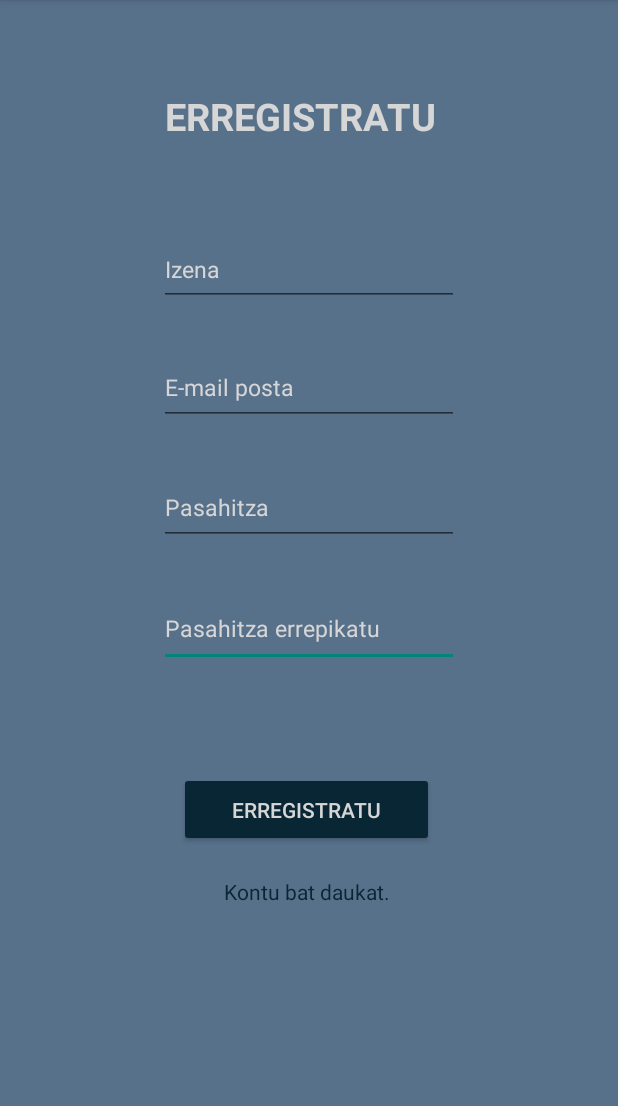
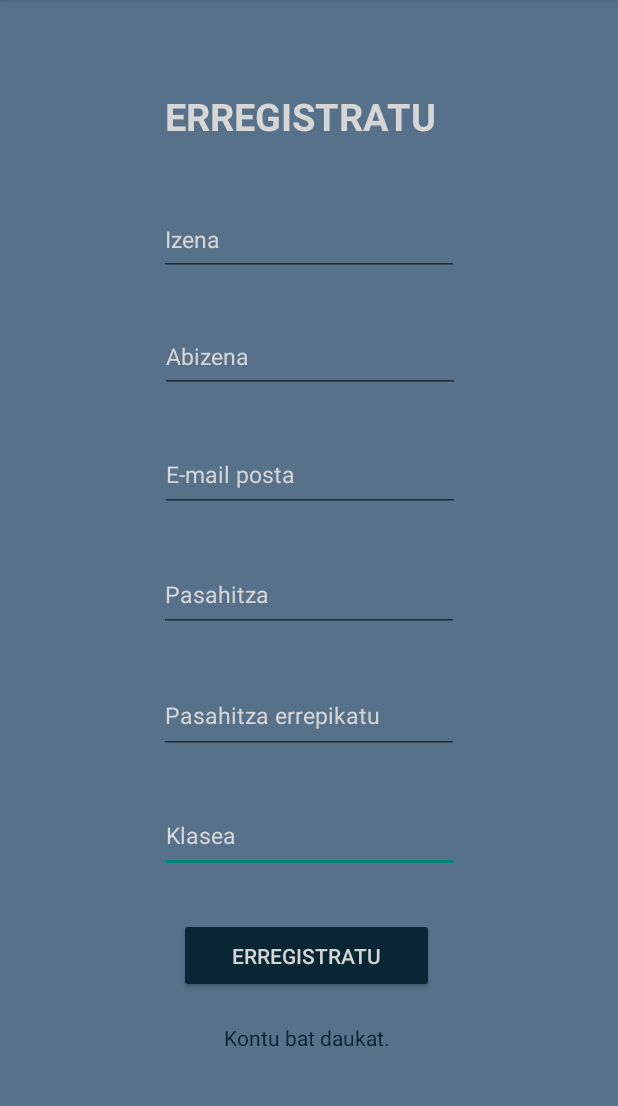
Before and after one commit to Hodei15/DidaktikAPP_Bermeo_T5, an Android app: the Erregistratu_Activity screen opened directly, with no data from a screen before it, on a phone screen of 412 x 824 dp, the part 84-1190 px from its top. Run offline under Robolectric (Android 15) with nearby library versions, the phone set to English and light mode, and no system bars; our stand-ins replace Firebase (no records; nobody signed in at launch, a user with empty details on screens opened directly).

Commit message:
Erregistro activity arreglado, jolasa fragment 5 y metodos creados

```diff
--- a/app/src/main/java/com/example/didaktikapp/Activity/Erregistratu_Activity.java
+++ b/app/src/main/java/com/example/didaktikapp/Activity/Erregistratu_Activity.java
@@ -13,6 +13,7 @@ import android.widget.EditText;
 import android.widget.TextView;
 import android.widget.Toast;
 
+import com.example.didaktikapp.Database.Erabiltzaile;
 import com.example.didaktikapp.R;
 import com.google.firebase.auth.AuthResult;
 import com.google.firebase.auth.FirebaseAuth;
@@ -22,16 +23,21 @@ import android.util.Log;
 import com.google.android.gms.tasks.OnCompleteListener;
 import com.google.android.gms.tasks.Task;
 import com.google.firebase.auth.FirebaseUser;
+import com.google.firebase.firestore.FirebaseFirestore;
 
 public class Erregistratu_Activity extends AppCompatActivity {
 
     private FirebaseAuth mAuth;
+    private
+    FirebaseFirestore db = FirebaseFirestore.getInstance();
     private EditText txt_erregistro_erabiltzaile;
     private EditText txt_erregistro_mail;
     private EditText txt_erregistro_pass;
     private EditText txt_erregistro_pass_ber;
     private Button btn_erregistratu;
     private TextView lbl_login_nav;
+    private  TextView txt_klasea;
+    private  TextView txt_abizen;
 
     //SharedPreferences
     SharedPreferences sharedpreferences;
@@ -56,6 +62,9 @@ public class Erregistratu_Activity extends AppCompatActivity {
         txt_erregistro_mail = findViewById(R.id.txt_erregistro_mail);
         txt_erregistro_pass = findViewById(R.id.txt_erregistro_pass);
         txt_erregistro_pass_ber = findViewById(R.id.txt_erregistro_pass_ber);
+        txt_klasea = findViewById(R.id.txt_klasea);
+        txt_abizen = findViewById(R.id.txt_abizen);
+
 
         //Botoiak
         btn_erregistratu = findViewById(R.id.btn_erregistratu);
@@ -95,6 +104,14 @@ public class Erregistratu_Activity extends AppCompatActivity {
                         if (task.isSuccessful()) {
                             FirebaseUser user = mAuth.getCurrentUser();
 
+                            Erabiltzaile erabiltzaile_objetu = new Erabiltzaile();
+                            erabiltzaile_objetu.setNombre(txt_erregistro_erabiltzaile.getText().toString());
+                            erabiltzaile_objetu.setApellido(txt_abizen.getText().toString());
+                            erabiltzaile_objetu.setEmail(txt_erregistro_mail.getText().toString());
+                            erabiltzaile_objetu.setKlasea(txt_klasea.getText().toString());
+
+                            db.collection("erabiltzaileak").document(erabiltzaile).set(erabiltzaile_objetu);
+
                             //Datuak SharedPreferences-ean gordetzen ditugu
                             SharedPreferences.Editor editor = sharedpreferences.edit();
                             editor.putString(EMAIL_KEY, erabiltzaile);
@@ -104,7 +121,7 @@ public class Erregistratu_Activity extends AppCompatActivity {
                             Toast.makeText(Erregistratu_Activity.this, "Erabiltzailea erregistratu da.",
                                     Toast.LENGTH_SHORT).show();
 
-                            Intent intent = new Intent(Erregistratu_Activity.this, Menu_Gune_Activity.class);
+                            Intent intent = new Intent(Erregistratu_Activity.this, Login_Activity.class);
                             startActivity(intent);
                             finish();
                         }else {
--- a/app/src/main/java/com/example/didaktikapp/Database/Dao/ErabiltzaileDao.java
+++ b/app/src/main/java/com/example/didaktikapp/Database/Dao/ErabiltzaileDao.java
@@ -24,6 +24,10 @@ public interface ErabiltzaileDao {
     @Query("SELECT * FROM erabiltzaileak WHERE email = :email")
     Erabiltzaile getErabiltzaileByEmail(String email);
 
+
+    @Query("SELECT COUNT(*) FROM erabiltzaileak")
+    int getErabiltzaileCount();
+
     @Update
     void updateErabiltzaile(Erabiltzaile erabiltzaile);
 
--- a/app/src/main/res/layout/activity_erregistratu.xml
+++ b/app/src/main/res/layout/activity_erregistratu.xml
@@ -7,18 +7,44 @@
     android:background="#58718B"
     tools:context=".Activity.Erregistratu_Activity">
 
+    <EditText
+        android:id="@+id/txt_klasea"
+        android:layout_width="200sp"
+        android:layout_height="49dp"
+        android:layout_marginTop="30dp"
+        android:hint="Klasea"
+        android:textColorHint="@color/black"
+        android:textSize="15sp"
+        app:layout_constraintEnd_toEndOf="parent"
+        app:layout_constraintHorizontal_bias="0.502"
+        app:layout_constraintStart_toStartOf="parent"
+        app:layout_constraintTop_toBottomOf="@+id/txt_erregistro_pass_ber" />
+
+    <EditText
+        android:id="@+id/txt_abizen"
+        android:layout_width="200sp"
+        android:layout_height="48sp"
+        android:layout_marginTop="30dp"
+        android:hint="Abizena"
+        android:textColorHint="@color/black"
+        android:textSize="15sp"
+        app:layout_constraintEnd_toEndOf="parent"
+        app:layout_constraintHorizontal_bias="0.502"
+        app:layout_constraintStart_toStartOf="parent"
+        app:layout_constraintTop_toBottomOf="@+id/txt_erregistro_erabiltzaile" />
+
     <Button
         android:id="@+id/btn_erregistratu"
         android:layout_width="170dp"
         android:layout_height="50dp"
-        android:layout_marginTop="70dp"
+        android:layout_marginTop="30dp"
         android:backgroundTint="#092635"
         android:text="ERREGISTRATU"
         android:textColor="@color/white"
         app:layout_constraintEnd_toEndOf="parent"
         app:layout_constraintHorizontal_bias="0.494"
         app:layout_constraintStart_toStartOf="parent"
-        app:layout_constraintTop_toBottomOf="@+id/txt_erregistro_pass_ber" />
+        app:layout_constraintTop_toBottomOf="@+id/txt_klasea" />
 
     <EditText
         android:id="@+id/txt_erregistro_pass_ber"
@@ -55,8 +81,9 @@
         android:textColorHint="@color/black"
         android:textSize="15sp"
         app:layout_constraintEnd_toEndOf="parent"
+        app:layout_constraintHorizontal_bias="0.502"
         app:layout_constraintStart_toStartOf="parent"
-        app:layout_constraintTop_toBottomOf="@+id/txt_erregistro_erabiltzaile" />
+        app:layout_constraintTop_toBottomOf="@+id/txt_abizen" />
 
     <TextView
         android:id="@+id/lbl_erregistratu"
@@ -78,7 +105,7 @@
         android:id="@+id/txt_erregistro_erabiltzaile"
         android:layout_width="200sp"
         android:layout_height="48sp"
-        android:layout_marginTop="60dp"
+        android:layout_marginTop="40dp"
         android:hint="Izena"
         android:textColorHint="@color/black"
         android:textSize="15sp"
```
Also changed, not shown: app/src/main/java/com/example/didaktikapp/Controler/Metodoak.java (+6 -1 lines), app/src/main/java/com/example/didaktikapp/Fragments/Jolasa_Fragment_Gune_5.java (+61 -65 lines), app/src/main/java/com/example/didaktikapp/Model/Argazkiak_Ontziak.java (+11 -10 lines).
